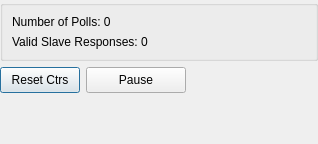
sanny32/OpenModScan, file src/controls/statisticwidget.ui: the form before one commit.
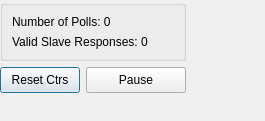
The form after the commit.

Commit message: Refactor UI layouts in FormModSca and StatisticWidget: update widget properties and translations

The edit to the form file:
```diff
--- a/src/controls/statisticwidget.ui
+++ b/src/controls/statisticwidget.ui
@@ -6,11 +6,11 @@
    <rect>
     <x>0</x>
     <y>0</y>
-    <width>318</width>
-    <height>144</height>
+    <width>265</width>
+    <height>121</height>
    </rect>
   </property>
-  <layout class="QVBoxLayout" name="verticalLayout_2">
+  <layout class="QGridLayout" name="gridLayout">
    <property name="leftMargin">
     <number>0</number>
    </property>
@@ -23,7 +23,7 @@
    <property name="bottomMargin">
     <number>0</number>
    </property>
-   <item>
+   <item row="0" column="0" colspan="2">
     <widget class="QGroupBox" name="groupBox">
      <property name="sizePolicy">
       <sizepolicy hsizetype="Preferred" vsizetype="Preferred">
@@ -49,9 +49,20 @@
      </layout>
     </widget>
    </item>
-   <item>
-    <layout class="QHBoxLayout" name="horizontalLayout">
-     <item>
+   <item row="0" column="2">
+    <spacer name="horizontalSpacer">
+     <property name="orientation">
+      <enum>Qt::Orientation::Horizontal</enum>
+     </property>
+     <property name="sizeHint" stdset="0">
+      <size>
+       <width>40</width>
+       <height>20</height>
+      </size>
+     </property>
+    </spacer>
+   </item>
+   <item row="1" column="0">
       <widget class="QPushButton" name="pushButtonResetCtrs">
        <property name="sizePolicy">
         <sizepolicy hsizetype="Fixed" vsizetype="Fixed">
@@ -92,30 +103,15 @@
        </property>
       </widget>
      </item>
-     <item>
-      <spacer name="horizontalSpacer">
-       <property name="orientation">
-        <enum>Qt::Horizontal</enum>
-       </property>
-       <property name="sizeHint" stdset="0">
-        <size>
-         <width>40</width>
-         <height>20</height>
-        </size>
-       </property>
-      </spacer>
-     </item>
-    </layout>
-   </item>
-   <item>
+   <item row="2" column="1">
     <spacer name="verticalSpacer">
      <property name="orientation">
       <enum>Qt::Vertical</enum>
      </property>
      <property name="sizeHint" stdset="0">
       <size>
-       <width>20</width>
-       <height>40</height>
+       <width>0</width>
+       <height>0</height>
       </size>
      </property>
     </spacer>
```
Left out of the diff: 4 changed lines with no effect on the pictures. Lines whose indentation alone changed are shown as unchanged. The commit also changes 4 other files.
